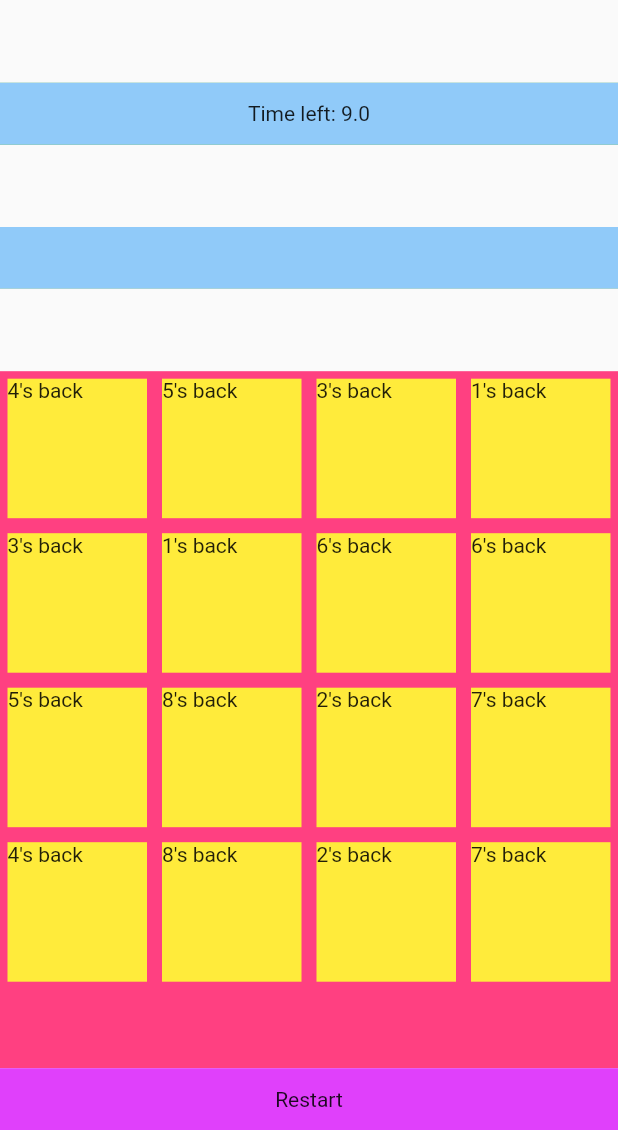
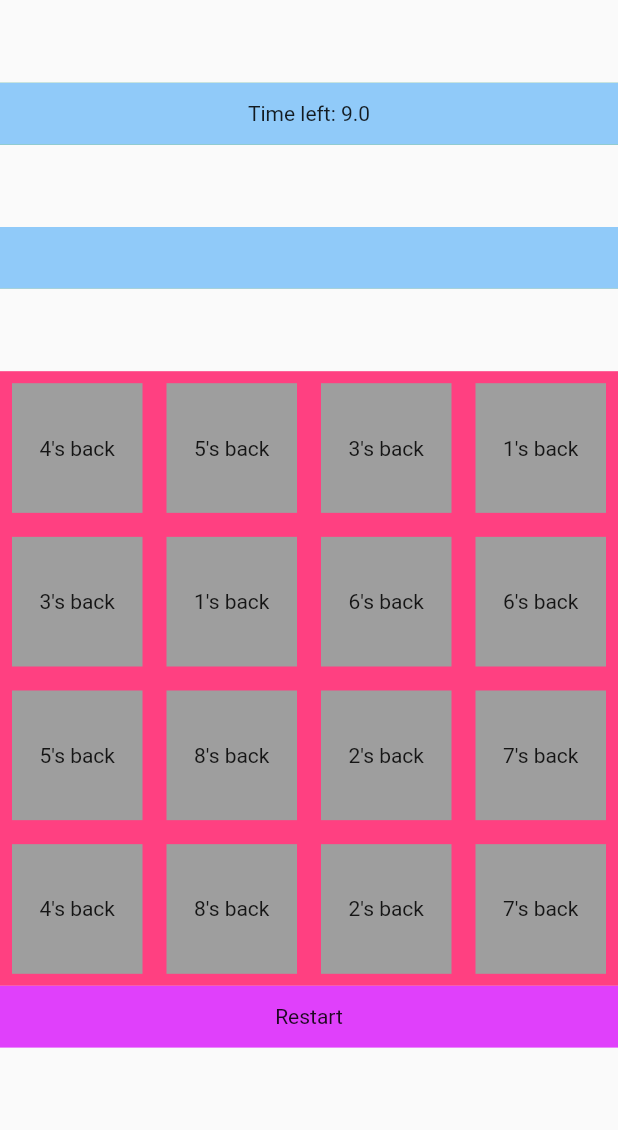
Before and after one commit to nikiforov5000/flip-cards-memory-game, a Flutter app: the screen it shows after launch, on a phone screen of 412 x 824 dp, the part 106-1236 px from its top. Run offline on Flutter 3.47's test engine with Material 2 defaults, Android fonts, the phone set to English and light mode, and no system bars.

Commit message:
grid layout is new

```diff
--- a/lib/controllers/game_controller.dart
+++ b/lib/controllers/game_controller.dart
@@ -8,13 +8,13 @@ class GameController {
 
   static int _prev = -1;
 
-  static int length = 16;
+  static int cardsQuantity = 16;
 
   static int solved = 0;
 
   static StreamController<double> scoreController = StreamController();
 
-  static get scores => solved / length;
+  static get scores => solved / cardsQuantity;
   static get scoresStream => scoreController.stream;
 
   static get list => _list;
@@ -31,7 +31,7 @@ class GameController {
 
   static void seedCardList() {
     _list.clear();
-    for (int i = 0; i < length / 2; ++i) {
+    for (int i = 0; i < cardsQuantity / 2; ++i) {
       _list.add(FlippingCard(i + 1));
       _list.add(FlippingCard(i + 1));
     }
--- a/lib/screens/game_screen.dart
+++ b/lib/screens/game_screen.dart
@@ -47,6 +47,9 @@ class _GameScreenState extends State<GameScreen> {
           ),
         ),
         RestartButton(),
+        SizedBox(
+          height: height / 15,
+        ),
       ],
     );
   }
--- a/lib/widgets/cards_grid.dart
+++ b/lib/widgets/cards_grid.dart
@@ -1,3 +1,5 @@
+import 'dart:math';
+
 import 'package:del_flip_card_game/controllers/game_controller.dart';
 import 'package:del_flip_card_game/models/game_timer.dart';
 import 'package:del_flip_card_game/widgets/flipping_card_widget.dart';
@@ -13,21 +15,34 @@ class CardsGrid extends StatefulWidget {
 class _CardsGridState extends State<CardsGrid> {
   @override
   Widget build(BuildContext context) {
-    final double height = MediaQuery.of(context).size.height;
+    double side = sqrt(GameController.cardsQuantity);
+    final List<Widget> col = [];
 
-    return GridView.count(
-      crossAxisCount: 4,
-      children: List.generate(
-        GameController.length,
-        (index) {
-          return FlippingCardWidget(
-            onTap: () {
+    for (int i = 0; i < side; ++i) {
+      final List<Widget> row = [];
+      for (int j = 0; j < side; ++j) {
+        int index = (i * side + j).toInt();
+        row.add(Expanded(
+          child: Padding(
+            padding: const EdgeInsets.all(8.0),
+            child: FlippingCardWidget(onTap: () {
               tapCard(index);
             },
-            card: GameController.list[index],
-          );
-        },
-      ),
+            card: GameController.list[index],),
+          ),
+        ),);
+      }
+      col.add(
+        Expanded(
+          child: Row(
+            children: row,
+          ),
+        ),
+      );
+    }
+
+    return Column(
+      children: col,
     );
   }
 
--- a/lib/widgets/flipping_card_widget.dart
+++ b/lib/widgets/flipping_card_widget.dart
@@ -12,26 +12,29 @@ class FlippingCardWidget extends StatelessWidget {
   Widget build(BuildContext context) {
     final double height = MediaQuery.of(context).size.height;
 
+    return GestureDetector(
+      onTap: onTap,
+      child: card.isFlipped ? getFace() : getBack(),
+    );
+  }
+
+  Widget getFace() {
     return Container(
-      color: Colors.yellow,
-      margin: EdgeInsets.all(5),
-      child: GestureDetector(
-        onTap: onTap,
-        child: card.isFlipped ? getFace() : getBack(),
+      color: Colors.green,
+      child: Column(
+        mainAxisAlignment: MainAxisAlignment.center,
+        children: [
+          card.isMatched ? const Text('Matched') : const SizedBox(),
+          Text(card.label.toString()),
+        ],
       ),
     );
   }
 
-  Widget getFace() {
-    return Column(
-      children: [
-        card.isMatched ? const Text('Matched') : const SizedBox(),
-        Text(card.label.toString()),
-      ],
+  Widget getBack() {
+    return Container(
+      color: Colors.grey,
+      child: Center(child: Text('${card.label}\'s back')),
     );
   }
-
-  Text getBack() {
-    return Text('${card.label}\'s back');
-  }
 }
--- a/lib/widgets/game_timer_widget.dart
+++ b/lib/widgets/game_timer_widget.dart
@@ -36,7 +36,7 @@ class GameOverTitle extends StatelessWidget {
 
   String gameOverString = 'Game Over!!! Your Score is '
       '${GameController.solved.toString()} '
-      '/ ${GameController.length.toString()}';
+      '/ ${GameController.cardsQuantity.toString()}';
 
   @override
   Widget build(BuildContext context) {
```
